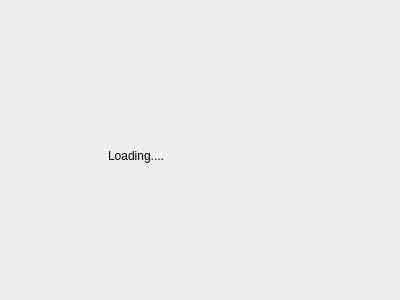
Old version of the form QTDesigner/loading.ui in the repository azmcnutt/snipeassist.
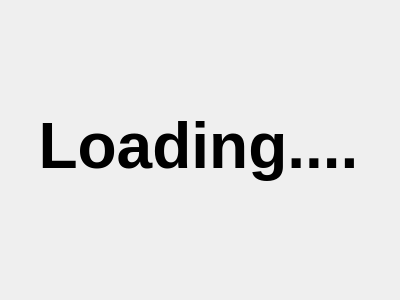
New version of the form.

```diff
--- a/QTDesigner/loading.ui
+++ b/QTDesigner/loading.ui
@@ -16,15 +16,24 @@
   <widget class="QLabel" name="label">
    <property name="geometry">
     <rect>
-     <x>108</x>
-     <y>120</y>
-     <width>141</width>
-     <height>71</height>
+     <x>8</x>
+     <y>10</y>
+     <width>381</width>
+     <height>271</height>
     </rect>
    </property>
+   <property name="font">
+    <font>
+     <pointsize>48</pointsize>
+     <bold>true</bold>
+    </font>
+   </property>
    <property name="text">
     <string>Loading....</string>
    </property>
+   <property name="alignment">
+    <set>Qt::AlignCenter</set>
+   </property>
   </widget>
  </widget>
  <resources/>
```
